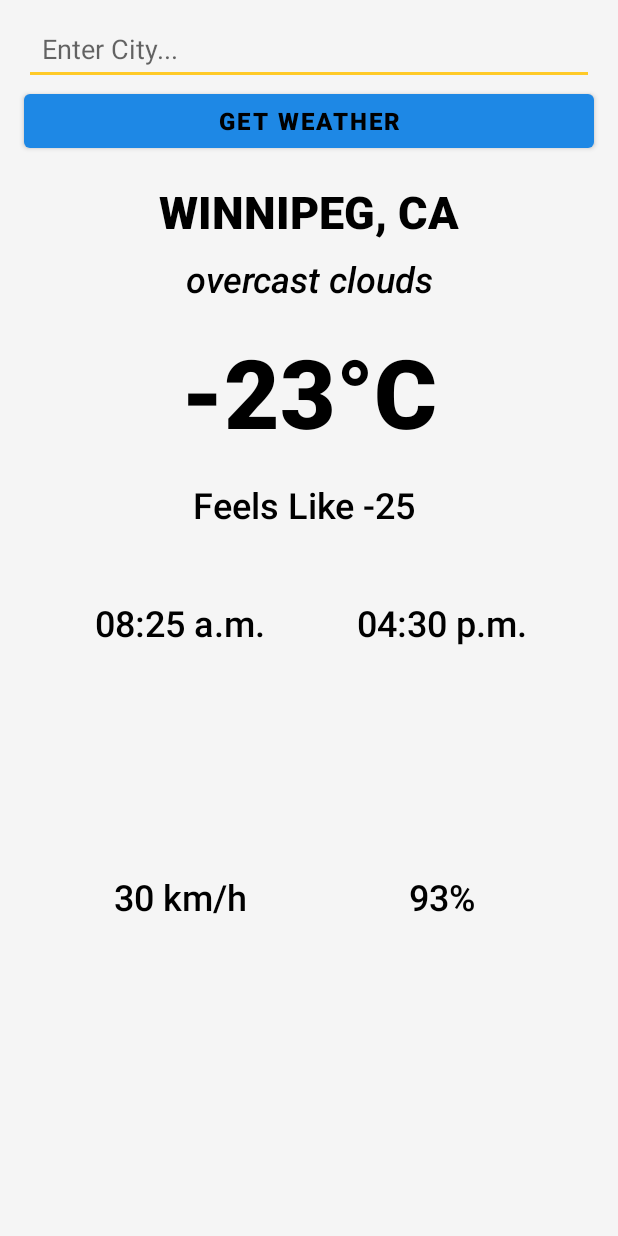
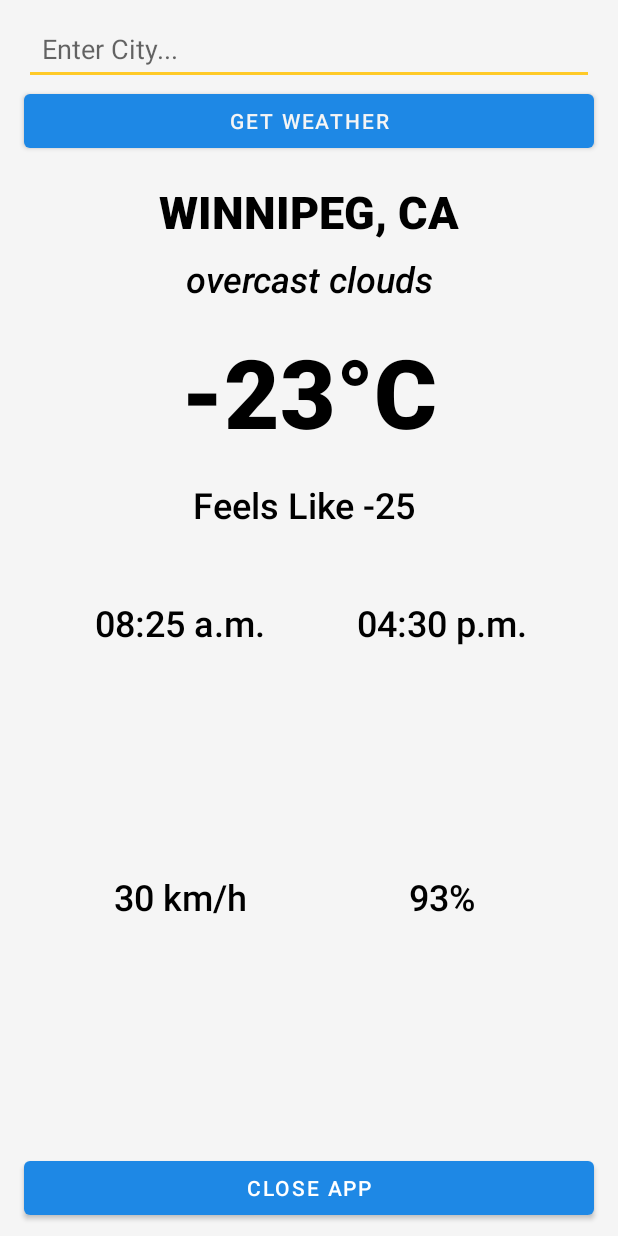
Before and after one commit to daniyal-h/weather-wise-app, an Android app: the layout layout.xml on its own in the app's theme, with its tools: preview values and no code run, on a phone screen of 412 x 824 dp. Run offline under Robolectric (Android 15) with nearby library versions, the phone set to English and light mode, and no system bars.

Commit message:
UI refactoring to add autoscaling to city name

```diff
--- a/app/src/main/java/com/daniyalh/WeatherWiseApp/presentation/MainActivity.java
+++ b/app/src/main/java/com/daniyalh/WeatherWiseApp/presentation/MainActivity.java
@@ -68,6 +68,7 @@ public class MainActivity extends AppCompatActivity {
             return false;
         });
 
+        uiManager.getCloseAppButton().setOnClickListener(view -> finish());
     }
 
     private void handleWeatherRequest(View v) {
--- a/app/src/main/java/com/daniyalh/WeatherWiseApp/presentation/UIManager.java
+++ b/app/src/main/java/com/daniyalh/WeatherWiseApp/presentation/UIManager.java
@@ -27,7 +27,7 @@ public class UIManager {
 
     private LottieAnimationView loadingIconLottie, sunIconLottie, moonIconLottie, windIconLottie, humidityIconLottie;
 
-    private Button getWeatherButton;
+    private Button getWeatherButton, closeAppButton;
 
     public UIManager(Context context, View rootView) {
         this.context = context;
@@ -46,6 +46,7 @@ public class UIManager {
         humidityLabelTextView = rootView.findViewById(R.id.humidity_label_text_view);
 
         getWeatherButton = rootView.findViewById(R.id.get_weather_button);
+        closeAppButton = rootView.findViewById(R.id.close_app_button);
 
         tempTextView = rootView.findViewById(R.id.temperature_text_view);
         feelsLikeTextView = rootView.findViewById(R.id.feels_like_text_view);
@@ -69,6 +70,10 @@ public class UIManager {
         return getWeatherButton;
     }
 
+    public Button getCloseAppButton() {
+        return closeAppButton;
+    }
+
     public EditText getCityInputEditText() {
         return cityInputEditText;
     }
@@ -86,6 +91,7 @@ public class UIManager {
     }
 
     public void showLoadingIcon(boolean visible) {
+        // toggle the loading icon
         if (visible) {
             loadingIconLottie.setVisibility(View.VISIBLE);
             loadingIconLottie.playAnimation();
--- a/app/src/main/res/layout/layout.xml
+++ b/app/src/main/res/layout/layout.xml
@@ -33,9 +33,8 @@
         android:layout_height="wrap_content"
         android:fontFamily="sans-serif-medium"
         android:text="Get Weather"
-        android:textColor="@color/text_dark"
-        android:textSize="16sp"
-        android:textStyle="bold"
+        android:textColor="@color/day_background"
+        android:textSize="14sp"
         app:layout_constraintBottom_toTopOf="@+id/city_text_view"
         app:layout_constraintEnd_toEndOf="@+id/city_input_edit_text"
         app:layout_constraintHorizontal_bias="0.0"
@@ -51,11 +50,17 @@
         android:digits="abcdefghijklmnopqrstuvwxyzABCDEFGHIJKLMNOPQRSTUVWXYZ "
         android:fontFamily="sans-serif-black"
         android:inputType="textNoSuggestions"
+        android:maxLines="1"
         android:padding="8dp"
         android:textAlignment="center"
         android:textColor="@color/text_dark"
+        android:textIsSelectable="true"
         android:textSize="30sp"
         android:textStyle="bold"
+        android:autoSizeTextType="uniform"
+        android:autoSizeMinTextSize="10sp"
+        android:autoSizeMaxTextSize="30sp"
+        android:autoSizeStepGranularity="1sp"
         app:layout_constraintEnd_toEndOf="@+id/get_weather_button"
         app:layout_constraintStart_toStartOf="@+id/get_weather_button"
         app:layout_constraintTop_toBottomOf="@+id/get_weather_button"
@@ -271,5 +276,16 @@
         app:layout_constraintTop_toBottomOf="@+id/city_text_view"
         tools:text="overcast clouds" />
 
+    <Button
+        android:id="@+id/close_app_button"
+        android:layout_width="0dp"
+        android:layout_height="wrap_content"
+        android:layout_marginBottom="8dp"
+        android:text="Close App"
+        android:textColor="#FFFFFF"
+        app:layout_constraintBottom_toBottomOf="parent"
+        app:layout_constraintEnd_toEndOf="@+id/get_weather_button"
+        app:layout_constraintStart_toStartOf="@+id/get_weather_button" />
+
 
 </androidx.constraintlayout.widget.ConstraintLayout>
```
